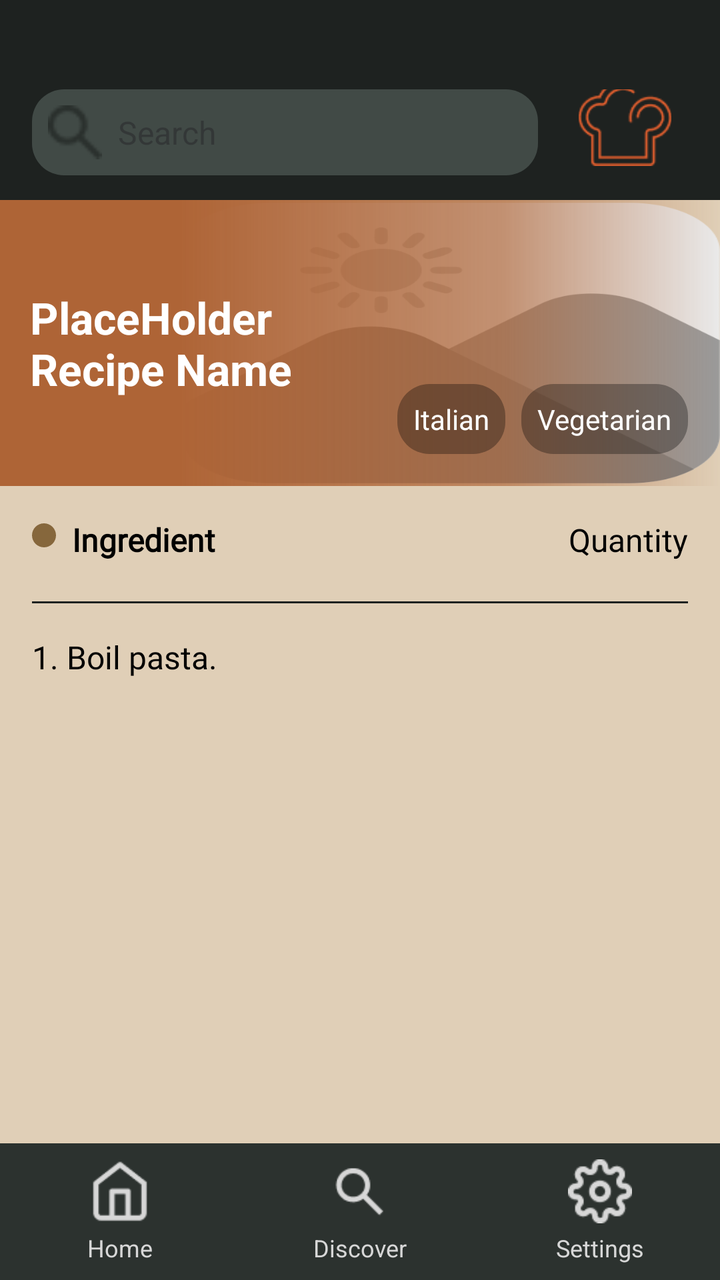
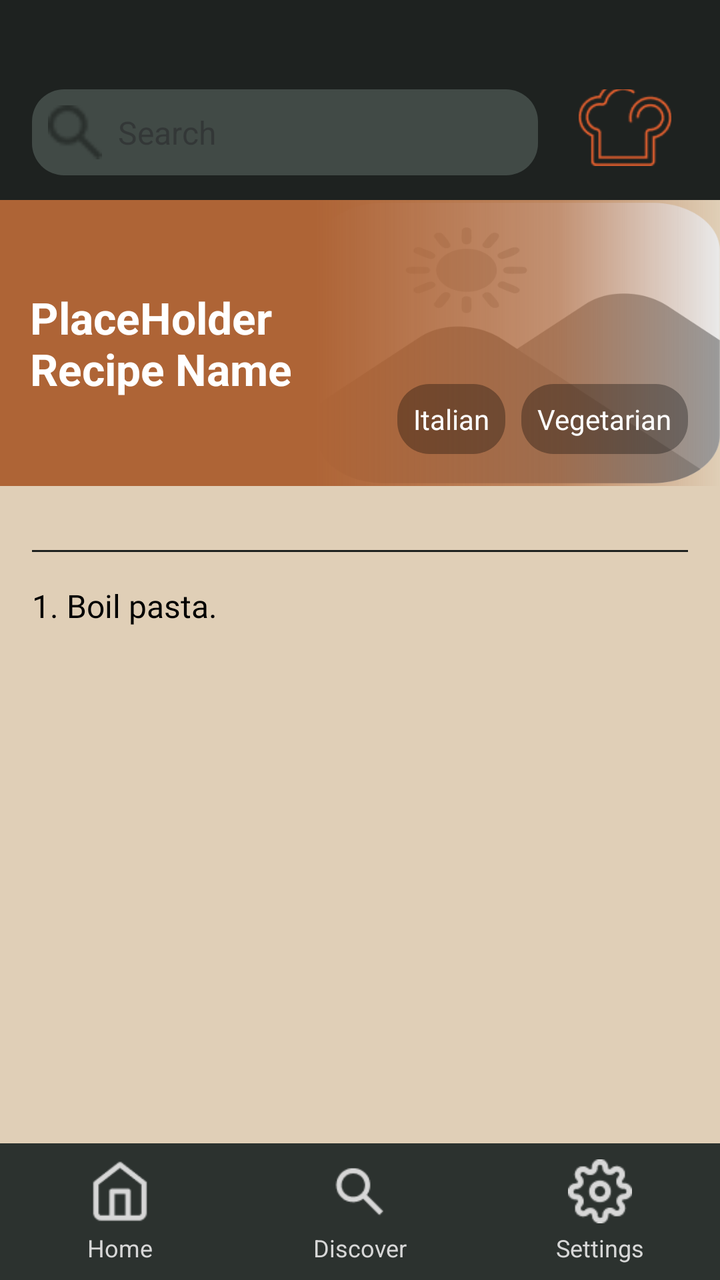

Two renders of the same Android screen: before a commit and after it. Below are the layout's source before the change and the commit's diff.
<!-- AndroidManifest.xml: application theme Theme.MealMate -->
<!-- res/layout/recipe_page.xml -->
<?xml version="1.0" encoding="utf-8"?>
<androidx.constraintlayout.widget.ConstraintLayout
    xmlns:android="http://schemas.android.com/apk/res/android"
    xmlns:app="http://schemas.android.com/apk/res-auto"
    xmlns:tools="http://schemas.android.com/tools"
    android:id="@+id/main"
    android:layout_width="match_parent"
    android:layout_height="match_parent"
    android:background="#E0CFB7"
    >

    
    <include
        android:id="@+id/search_header"
        layout="@layout/search_header"
        android:layout_width="0dp"
        android:layout_height="100dp"
        app:layout_constraintTop_toTopOf="parent"
        app:layout_constraintStart_toStartOf="parent"
        app:layout_constraintEnd_toEndOf="parent" />

    <include
        android:id="@+id/navigation_footer"
        layout="@layout/navigation_footer"
        android:layout_width="0dp"
        android:layout_height="wrap_content"
        app:layout_constraintBottom_toBottomOf="parent"
        app:layout_constraintStart_toStartOf="parent"
        app:layout_constraintEnd_toEndOf="parent" />

    <ScrollView
        android:layout_width="0dp"
        android:layout_height="0dp"
        app:layout_constraintTop_toBottomOf="@id/search_header"
        app:layout_constraintBottom_toTopOf="@id/navigation_footer"
        app:layout_constraintStart_toStartOf="parent"
        app:layout_constraintEnd_toEndOf="parent"
        android:fillViewport="true">

        
        <LinearLayout
            android:layout_width="match_parent"
            android:layout_height="wrap_content"
            android:orientation="vertical"
            android:padding="0dp">

            
            <FrameLayout
                android:layout_width="match_parent"
                android:layout_height="143dp"
                android:padding="0dp">

                
                <LinearLayout
                    android:layout_width="match_parent"
                    android:layout_height="wrap_content"
                    android:orientation="horizontal">

                    
                    <LinearLayout
                        android:layout_width="0dp"
                        android:layout_height="match_parent"
                        android:layout_weight="1"
                        android:background="#FFAE6436">
                        
                    </LinearLayout>

                    
                    <FrameLayout
                        android:layout_width="0dp"
                        android:layout_height="match_parent"
                        android:layout_weight="3">

                        
                        <ImageView
                            android:id="@+id/recipe_image"
                            android:layout_width="match_parent"
                            android:layout_height="match_parent"
                            android:scaleType="fitXY"
                            android:src="@drawable/placeholder" />

                        
                        <View
                            android:layout_width="match_parent"
                            android:layout_height="match_parent"
                            android:background="@drawable/recipe_gradient_overlay" />

                        
                        <FrameLayout
                            android:layout_width="match_parent"
                            android:layout_height="match_parent"
                            android:layout_gravity="bottom|end"
                            android:layout_margin="0dp"
                            android:gravity="bottom|end"
                            android:padding="0dp">

                            
                            <LinearLayout
                                android:layout_width="wrap_content"
                                android:layout_height="wrap_content"
                                android:layout_gravity="bottom|end"
                                android:layout_margin="16dp"
                                android:gravity="bottom|end"
                                android:orientation="horizontal">

                                
                                <TextView
                                    android:layout_width="wrap_content"
                                    android:layout_height="wrap_content"
                                    android:layout_marginEnd="8dp"
                                    android:background="@drawable/recipe_tag_background"
                                    android:padding="8dp"
                                    android:text="Italian"
                                    android:textColor="#FFFFFF"
                                    android:textSize="14sp" />

                                <TextView
                                    android:layout_width="wrap_content"
                                    android:layout_height="wrap_content"
                                    android:background="@drawable/recipe_tag_background"
                                    android:padding="8dp"
                                    android:text="Vegetarian"
                                    android:textColor="#FFFFFF"
                                    android:textSize="14sp" />
                            </LinearLayout>
                        </FrameLayout>
                    </FrameLayout>
                </LinearLayout>

                
                <TextView
                    android:id="@+id/recipe_name"
                    android:layout_width="220dp"
                    android:layout_height="wrap_content"
                    android:layout_gravity="center|start"
                    android:padding="15dp"
                    android:text="PlaceHolder Recipe Name"
                    android:textColor="#FFFFFF"
                    android:textSize="22sp"
                    android:textStyle="bold" />
            </FrameLayout>


            
            <LinearLayout
                android:id="@+id/ingredient_section"
                android:layout_width="match_parent"
                android:layout_height="wrap_content"
                android:orientation="vertical"
                android:padding="16dp"
                android:background="#E0CFB7">

                
                <include layout="@layout/ingredient_row" />


                
            </LinearLayout>


            
            <View
                android:layout_width="match_parent"
                android:layout_height="1dp"
                android:background="#1E2220"
                android:layout_marginStart="16dp"
                android:layout_marginEnd="16dp"
                />
            <LinearLayout
                android:id="@+id/instructions_section"
                android:layout_width="match_parent"
                android:layout_height="wrap_content"
                android:orientation="vertical"
                android:padding="16dp"
                >

                <TextView
                    android:layout_width="wrap_content"
                    android:layout_height="wrap_content"
                    android:text="1. Boil pasta."
                    android:fontFamily="@font/lateef"
                    android:textColor="#000000"
                    android:textSize="16sp" />
                
            </LinearLayout>
        </LinearLayout>
    </ScrollView>









</androidx.constraintlayout.widget.ConstraintLayout>
<!-- res/layout/search_header.xml (included above) -->
<?xml version="1.0" encoding="utf-8"?>
<LinearLayout
    xmlns:android="http://schemas.android.com/apk/res/android"
    xmlns:app="http://schemas.android.com/apk/res-auto"
    xmlns:tools="http://schemas.android.com/tools"
    android:layout_width="match_parent"
    android:layout_height="110dp"
    android:orientation="vertical"
    android:background="#1E2220"
    android:paddingTop="10dp"
    android:paddingBottom="10dp"
    tools:layout_editor_absoluteX="-4dp"
    tools:ignore="MissingConstraints">

    <TextView
        android:id="@+id/return_button"
        android:layout_width="wrap_content"
        android:layout_height="wrap_content"
        android:layout_marginStart="16dp"
        android:layout_marginBottom="8dp"
        android:text="&lt; Return"
        android:textColor="#FF5722"
        android:textSize="16sp"
        android:visibility="invisible"
        />

    <LinearLayout
        android:id="@+id/search_bar_container"
        android:layout_width="match_parent"
        android:layout_height="wrap_content"
        android:orientation="horizontal"
        android:paddingTop="5dp"
        >

        <include
            layout="@layout/search_bar"
            android:layout_width="0dp"
            android:layout_height="wrap_content"
            android:layout_marginEnd="16dp"
            android:layout_marginStart="16dp"
            android:layout_weight="1" />

        <ImageView
            android:paddingBottom="12dp"
            android:layout_width="55dp"
            android:layout_height="55dp"
            android:layout_gravity="center_vertical"
            android:layout_marginEnd="20dp"
            android:src="@drawable/logo_small" />
    </LinearLayout>
</LinearLayout>
<!-- res/layout/navigation_footer.xml (included above) -->
<?xml version="1.0" encoding="utf-8"?>
<LinearLayout
    xmlns:android="http://schemas.android.com/apk/res/android"
    xmlns:app="http://schemas.android.com/apk/res-auto"
    android:layout_width="match_parent"
    android:layout_height="wrap_content"
    android:orientation="horizontal"
    android:background="#2C322F"
    android:paddingTop="8dp"
    android:paddingBottom="8dp"
    android:gravity="center">

    
    <LinearLayout
        android:layout_width="0dp"
        android:layout_height="wrap_content"
        android:layout_weight="1"
        android:orientation="vertical"
        android:gravity="center">

        <ImageButton
            android:id="@+id/home_button"
            android:layout_width="32dp"
            android:layout_height="32dp"
            android:background="?android:attr/selectableItemBackground"
            android:src="@drawable/icon_home"
            android:scaleType="centerInside"
            app:tint="@color/button_tint_selector"
            android:contentDescription="Home" />

        <TextView
            android:layout_width="wrap_content"
            android:layout_height="wrap_content"
            android:text="Home"
            android:textColor="#D7D7D7"
            android:textSize="12sp"
            android:paddingTop="4dp"/>
    </LinearLayout>

    
    <LinearLayout
        android:layout_width="0dp"
        android:layout_height="wrap_content"
        android:layout_weight="1"
        android:orientation="vertical"
        android:gravity="center">

        <ImageButton
            android:id="@+id/discover_button"
            android:layout_width="32dp"
            android:layout_height="32dp"
            android:background="?android:attr/selectableItemBackground"
            android:src="@drawable/icon_discover"
            android:scaleType="centerInside"
            app:tint="@color/button_tint_selector"
            android:contentDescription="Discover" />

        <TextView
            android:layout_width="wrap_content"
            android:layout_height="wrap_content"
            android:text="Discover"
            android:textColor="#D7D7D7"
            android:textSize="12sp"
            android:paddingTop="4dp"/>
    </LinearLayout>

    
    <LinearLayout
        android:layout_width="0dp"
        android:layout_height="wrap_content"
        android:layout_weight="1"
        android:orientation="vertical"
        android:gravity="center">

        <ImageButton
            android:id="@+id/settings_button"
            android:layout_width="32dp"
            android:layout_height="32dp"
            android:background="?android:attr/selectableItemBackground"
            android:src="@drawable/icon_settings"
            android:scaleType="centerInside"
            app:tint="@color/button_tint_selector"
            android:contentDescription="Settings" />

        <TextView
            android:layout_width="wrap_content"
            android:layout_height="wrap_content"
            android:text="Settings"
            android:textColor="#D7D7D7"
            android:textSize="12sp"
            android:paddingTop="4dp"/>
    </LinearLayout>
</LinearLayout>
<!-- res/layout/ingredient_row.xml (included above) -->
<?xml version="1.0" encoding="utf-8"?>
<LinearLayout xmlns:android="http://schemas.android.com/apk/res/android"
    android:layout_width="match_parent"
    android:layout_height="wrap_content"
    android:orientation="horizontal"
    android:gravity="center_vertical"
    android:layout_marginBottom="4dp"
    android:padding="0dp">

    
    <View
    android:layout_width="12dp"
    android:layout_height="12dp"
    android:background="@drawable/bullet_shape"
    android:layout_marginEnd="8dp"
        android:layout_marginBottom="2dp"/>

    
    <TextView
        android:id="@+id/ingredient_name"
        android:layout_width="0dp"
        android:layout_height="wrap_content"
        android:layout_weight="1"
        android:text="Ingredient"
        android:textColor="#000000"
        android:textSize="16sp"
        android:textStyle="bold"
        android:fontFamily="@font/lalezar" />

    
    <TextView
        android:id="@+id/ingredient_quantity"
        android:layout_width="wrap_content"
        android:layout_height="wrap_content"
        android:text="Quantity"
        android:textColor="#000000"
        android:textSize="16sp"
        android:fontFamily="@font/lalezar" />
</LinearLayout>
<!-- res/layout/search_bar.xml (included above) -->
<?xml version="1.0" encoding="utf-8"?>
<LinearLayout xmlns:android="http://schemas.android.com/apk/res/android"
    xmlns:app="http://schemas.android.com/apk/res-auto"
    xmlns:tools="http://schemas.android.com/tools"
    android:layout_width="match_parent"
    android:layout_height="wrap_content"
    android:background="@drawable/search_bar_background"
    android:orientation="horizontal"
    android:padding="8dp"
    android:gravity="center_vertical"
    tools:ignore="ExtraText">

    <ImageView
        android:id="@+id/search_icon_button"
        android:layout_marginLeft="5dp"
        android:layout_width="27dp"
        android:layout_height="27dp"
        android:src="@drawable/icon_search"
        android:layout_marginEnd="8dp"
        app:tint="#2A302D" />

    <EditText
        android:id="@+id/search_input"
        android:layout_width="0dp"
        android:layout_height="wrap_content"
        android:layout_weight="1"
        android:hint="Search"
        android:background="@android:color/transparent"
        android:textColor="#D0D0D0"
        android:inputType="text"
        android:padding="0dp"
        android:textSize="16sp"/>
</LinearLayout>
<!-- resources referenced by this layout -->
<resources>
  <!-- drawable bullet_shape (drawable) -->
  <?xml version="1.0" encoding="utf-8"?>
  <shape xmlns:android="http://schemas.android.com/apk/res/android"
      android:shape="oval">
      <solid android:color="#86673C" /> 
      <size
          android:width="12dp"
      android:height="12dp" />
  </shape>
  <!-- drawable icon_discover: png bitmap (drawable, 639 bytes) -->
  <!-- drawable icon_home: png bitmap (drawable, 614 bytes) -->
  <!-- drawable icon_search: png bitmap (drawable, 506 bytes) -->
  <!-- drawable icon_settings: png bitmap (drawable, 1004 bytes) -->
  <!-- drawable logo_small: png bitmap (drawable, 2000 bytes) -->
  <!-- drawable placeholder: png bitmap (drawable, 19896 bytes) -->
  <!-- drawable recipe_gradient_overlay (drawable) -->
  <shape xmlns:android="http://schemas.android.com/apk/res/android">
      <gradient
          android:startColor="#FFAE6436"
          android:centerColor="#AAAE6436"
          android:endColor="#00000000"
          android:centerX="60%"
  
          android:angle="0" />
  </shape>
  <!-- drawable recipe_tag_background (drawable) -->
  <shape xmlns:android="http://schemas.android.com/apk/res/android">
      <solid android:color="#50000000" />
      <corners android:radius="16dp" />
  </shape>
  <!-- drawable search_bar_background (drawable) -->
  <?xml version="1.0" encoding="utf-8"?>
  <shape xmlns:android="http://schemas.android.com/apk/res/android">
      <solid android:color="#414A46"/>
      <corners android:radius="16dp"/>
  </shape>
  <style name="Theme.MealMate" parent="Base.Theme.MealMate" />
  <style name="Base.Theme.MealMate" parent="Theme.Material3.DayNight.NoActionBar">
          
          
      </style>
</resources>

<!-- the commit's change to res/layout/recipe_page.xml (unified diff, before → after) -->
@@ -58,7 +58,7 @@
 
                     
                     <LinearLayout
-                        android:layout_width="0dp"
+                        android:layout_width="91dp"
                         android:layout_height="match_parent"
                         android:layout_weight="1"
                         android:background="#FFAE6436">
@@ -77,7 +77,8 @@
                             android:layout_width="match_parent"
                             android:layout_height="match_parent"
                             android:scaleType="fitXY"
-                            android:src="@drawable/placeholder" />
+                            android:src="@drawable/placeholder"
+                            />
 
                         
                         <View
@@ -150,11 +151,6 @@
                 android:padding="16dp"
                 android:background="#E0CFB7">
 
-                
-                <include layout="@layout/ingredient_row" />
-
-
-                
             </LinearLayout>
 
 
@@ -341,46 +337,6 @@
             android:paddingTop="4dp"/>
     </LinearLayout>
 </LinearLayout>
-<!-- res/layout/ingredient_row.xml (included above) -->
-<?xml version="1.0" encoding="utf-8"?>
-<LinearLayout xmlns:android="http://schemas.android.com/apk/res/android"
-    android:layout_width="match_parent"
-    android:layout_height="wrap_content"
-    android:orientation="horizontal"
-    android:gravity="center_vertical"
-    android:layout_marginBottom="4dp"
-    android:padding="0dp">
-
-    
-    <View
-    android:layout_width="12dp"
-    android:layout_height="12dp"
-    android:background="@drawable/bullet_shape"
-    android:layout_marginEnd="8dp"
-        android:layout_marginBottom="2dp"/>
-
-    
-    <TextView
-        android:id="@+id/ingredient_name"
-        android:layout_width="0dp"
-        android:layout_height="wrap_content"
-        android:layout_weight="1"
-        android:text="Ingredient"
-        android:textColor="#000000"
-        android:textSize="16sp"
-        android:textStyle="bold"
-        android:fontFamily="@font/lalezar" />
-
-    
-    <TextView
-        android:id="@+id/ingredient_quantity"
-        android:layout_width="wrap_content"
-        android:layout_height="wrap_content"
-        android:text="Quantity"
-        android:textColor="#000000"
-        android:textSize="16sp"
-        android:fontFamily="@font/lalezar" />
-</LinearLayout>
 <!-- res/layout/search_bar.xml (included above) -->
 <?xml version="1.0" encoding="utf-8"?>
 <LinearLayout xmlns:android="http://schemas.android.com/apk/res/android"
<!-- resource entries referenced after the edit -->
@@ -1,14 +1,5 @@
 <!-- resources referenced by this layout -->
 <resources>
-  <!-- drawable bullet_shape (drawable) -->
-  <?xml version="1.0" encoding="utf-8"?>
-  <shape xmlns:android="http://schemas.android.com/apk/res/android"
-      android:shape="oval">
-      <solid android:color="#86673C" /> 
-      <size
-          android:width="12dp"
-      android:height="12dp" />
-  </shape>
   <!-- drawable icon_discover: png bitmap (drawable, 639 bytes) -->
   <!-- drawable icon_home: png bitmap (drawable, 614 bytes) -->
   <!-- drawable icon_search: png bitmap (drawable, 506 bytes) -->
